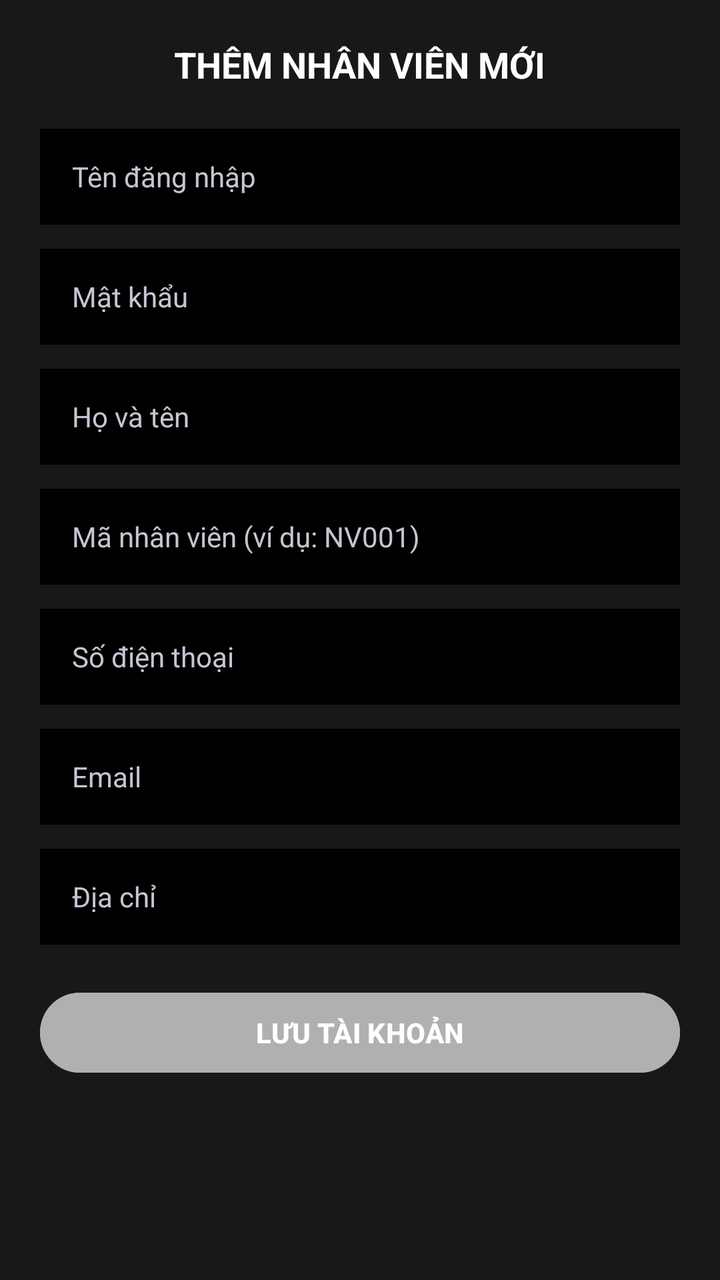
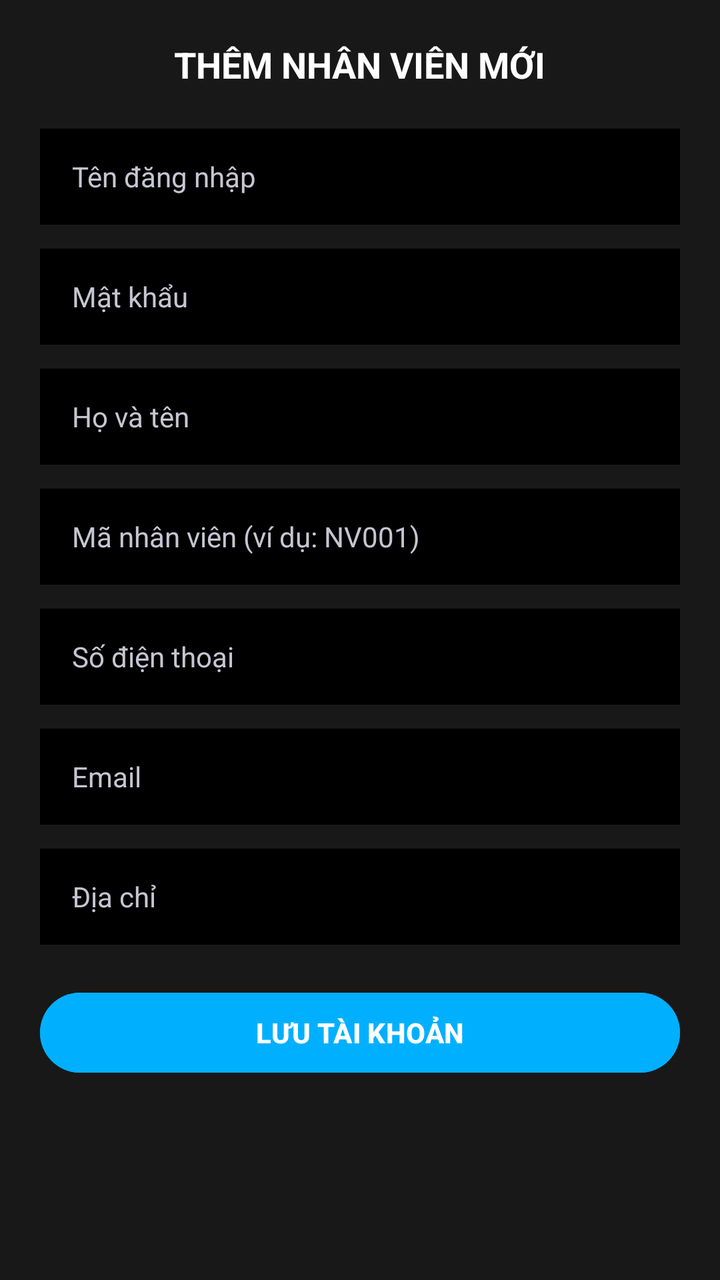

Two renders of the same Android screen: before a commit and after it. Below are the layout's source before the change and the commit's diff.
<!-- AndroidManifest.xml: application theme Theme.QLTV -->
<!-- res/layout/dialog_add_edit_staff.xml -->
<?xml version="1.0" encoding="utf-8"?>
<ScrollView xmlns:android="http://schemas.android.com/apk/res/android"
    android:layout_width="match_parent"
    android:layout_height="wrap_content"
    android:background="#181818"
    android:padding="20dp">

    <LinearLayout
        android:layout_width="match_parent"
        android:layout_height="wrap_content"
        android:orientation="vertical">

        <TextView
            android:id="@+id/txtStaffDialogTitle"
            android:layout_width="wrap_content"
            android:layout_height="wrap_content"
            android:layout_gravity="center_horizontal"
            android:layout_marginBottom="20dp"
            android:text="THÊM NHÂN VIÊN MỚI"
            android:textColor="#FFFFFF"
            android:textSize="18sp"
            android:textStyle="bold" />

        
        <EditText
            android:id="@+id/edtStaffDialogUsername"
            android:layout_width="match_parent"
            android:layout_height="48dp"
            android:layout_marginBottom="12dp"
            android:background="#000000"
            android:hint="Tên đăng nhập"
            android:textColorHint="#C5C5D2"
            android:textColor="#FFFFFF"
            android:paddingHorizontal="16dp"
            android:textSize="14sp"
            android:singleLine="true" />

        
        <EditText
            android:id="@+id/edtStaffDialogPassword"
            android:layout_width="match_parent"
            android:layout_height="48dp"
            android:layout_marginBottom="12dp"
            android:background="#000000"
            android:hint="Mật khẩu"
            android:textColorHint="#C5C5D2"
            android:textColor="#FFFFFF"
            android:paddingHorizontal="16dp"
            android:textSize="14sp"
            android:inputType="textPassword"
            android:singleLine="true" />

        
        <EditText
            android:id="@+id/edtStaffDialogFullName"
            android:layout_width="match_parent"
            android:layout_height="48dp"
            android:layout_marginBottom="12dp"
            android:background="#000000"
            android:hint="Họ và tên"
            android:textColorHint="#C5C5D2"
            android:textColor="#FFFFFF"
            android:paddingHorizontal="16dp"
            android:textSize="14sp"
            android:singleLine="true" />

        
        <EditText
            android:id="@+id/edtStaffDialogCode"
            android:layout_width="match_parent"
            android:layout_height="48dp"
            android:layout_marginBottom="12dp"
            android:background="#000000"
            android:hint="Mã nhân viên (ví dụ: NV001)"
            android:textColorHint="#C5C5D2"
            android:textColor="#FFFFFF"
            android:paddingHorizontal="16dp"
            android:textSize="14sp"
            android:singleLine="true" />

        
        <EditText
            android:id="@+id/edtStaffDialogPhone"
            android:layout_width="match_parent"
            android:layout_height="48dp"
            android:layout_marginBottom="12dp"
            android:background="#000000"
            android:hint="Số điện thoại"
            android:textColorHint="#C5C5D2"
            android:textColor="#FFFFFF"
            android:paddingHorizontal="16dp"
            android:textSize="14sp"
            android:inputType="phone"
            android:singleLine="true" />

        
        <EditText
            android:id="@+id/edtStaffDialogEmail"
            android:layout_width="match_parent"
            android:layout_height="48dp"
            android:layout_marginBottom="12dp"
            android:background="#000000"
            android:hint="Email"
            android:textColorHint="#C5C5D2"
            android:textColor="#FFFFFF"
            android:paddingHorizontal="16dp"
            android:textSize="14sp"
            android:inputType="textEmailAddress"
            android:singleLine="true" />

        
        <EditText
            android:id="@+id/edtStaffDialogAddress"
            android:layout_width="match_parent"
            android:layout_height="48dp"
            android:layout_marginBottom="20dp"
            android:background="#000000"
            android:hint="Địa chỉ"
            android:textColorHint="#C5C5D2"
            android:textColor="#FFFFFF"
            android:paddingHorizontal="16dp"
            android:textSize="14sp"
            android:singleLine="true" />

        
        <Button
            android:id="@+id/btnStaffDialogSave"
            android:layout_width="match_parent"
            android:layout_height="wrap_content"
            android:backgroundTint="#B0B0B0"
            android:text="LƯU TÀI KHOẢN"
            android:textColor="#FFFFFF"
            android:textStyle="bold" />
    </LinearLayout>
</ScrollView>
<!-- resources referenced by this layout -->
<resources>
  <style name="Theme.QLTV" parent="Base.Theme.QLTV" />
  <style name="Base.Theme.QLTV" parent="Theme.Material3.DayNight.NoActionBar">
          
          
      </style>
</resources>

<!-- the commit's change to res/layout/dialog_add_edit_staff.xml (unified diff, before → after) -->
@@ -127,7 +127,7 @@
             android:id="@+id/btnStaffDialogSave"
             android:layout_width="match_parent"
             android:layout_height="wrap_content"
-            android:backgroundTint="#B0B0B0"
+            android:backgroundTint="#00B0FF"
             android:text="LƯU TÀI KHOẢN"
             android:textColor="#FFFFFF"
             android:textStyle="bold" />
